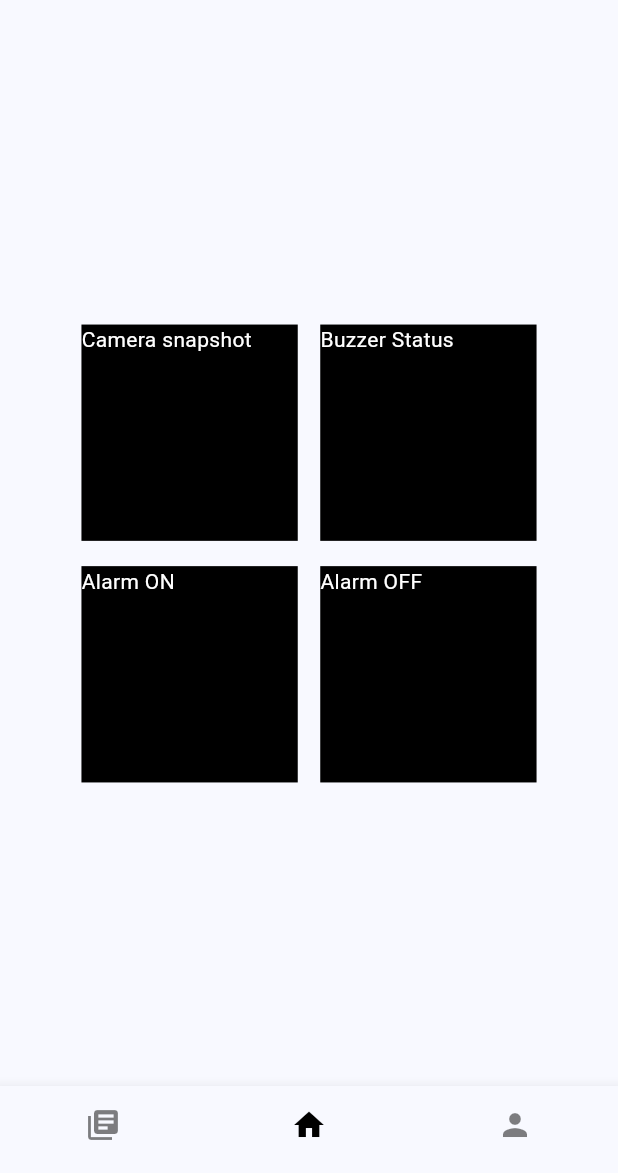
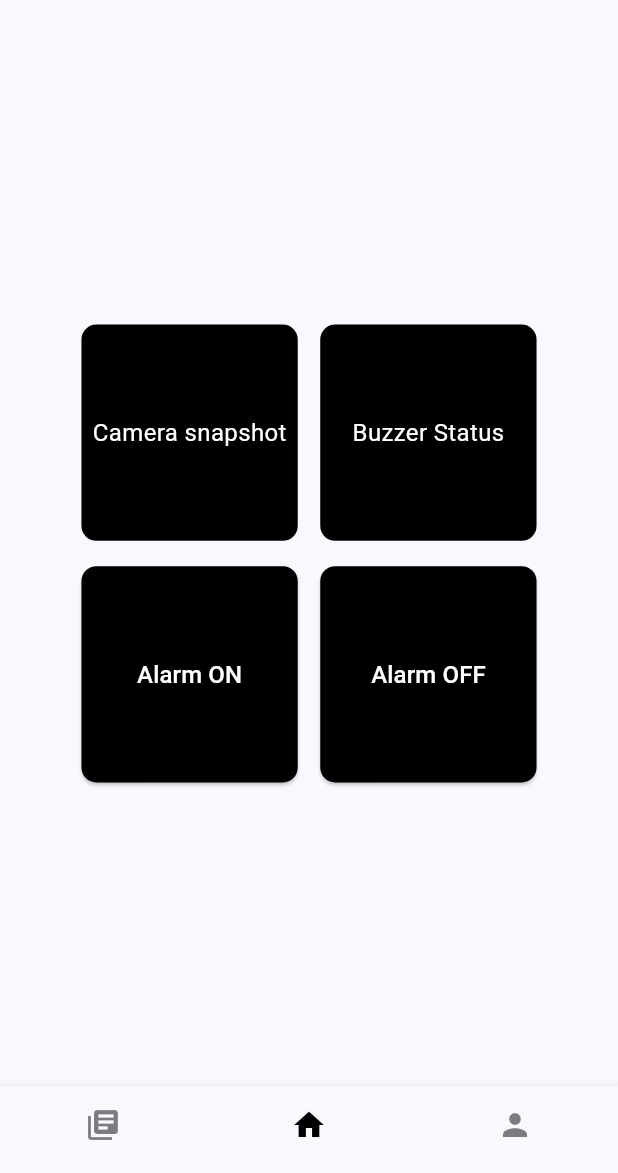
Before and after one commit to Arturbl/Software-Engineering-Final-Project, a Flutter app: the Home screen opened by its route, item 2 of the bottom bar chosen, on a phone screen of 412 x 824 dp, the part 63-1236 px from its top. Run offline on Flutter 3.47's test engine with Material 2 defaults, Android fonts, the phone set to English and light mode, and no system bars; our stand-ins replace fluttertoast; accounts and stored records are empty; network calls fail.

Commit message:
Arduino sending and receiving requests

```diff
--- a/arduino_security_system/lib/controller/user/userController.dart
+++ b/arduino_security_system/lib/controller/user/userController.dart
@@ -7,11 +7,11 @@ import 'package:http/http.dart' as http;
 
 class UserController {
 
-  static const String createUserUrl = "http://localhost:3001/api/user/create_user";
-  static const String loginUrl = "http://localhost:3001/api/user/authenticate";
-  static const String getAllUrl = "http://localhost:3001/api/user/";
-  static const String updatePasswordUrl = "http://localhost:3001/api/user/update";
-  static const String logoutUrl = "http://localhost:3001/api/user/logout_everywhere";
+  static const String createUserUrl = "http://192.168.1.78:3001/api/user/create_user";
+  static const String loginUrl = "http://192.168.1.78:3001/api/user/authenticate";
+  static const String getAllUrl = "http://192.168.1.78:3001/api/user/";
+  static const String updatePasswordUrl = "http://192.168.1.78:3001/api/user/update";
+  static const String logoutUrl = "http://192.168.1.78:3001/api/user/logout_everywhere";
 
   static Future<String> createUser(String username, String password) async {
     final response = await http.post(
--- a/arduino_security_system/lib/view/home.dart
+++ b/arduino_security_system/lib/view/home.dart
@@ -5,6 +5,7 @@ import 'package:arduino_security_system/view/homeScreens/home.dart';
 import 'package:arduino_security_system/view/homeScreens/profileScreen.dart';
 import 'package:flutter/material.dart';
 
+import '../controller/server/server.dart';
 import '../controller/user/userController.dart';
 import '../model/UserApiResponse.dart';
 
@@ -26,6 +27,9 @@ class _HomeState extends State<Home> {
     setState(() {
       users = userList;
     });
+    // Server server = Server();
+    // await server.start();
+    // server.start();
   }
 
   @override
--- a/arduino_security_system/lib/view/homeScreens/home.dart
+++ b/arduino_security_system/lib/view/homeScreens/home.dart
@@ -25,12 +25,18 @@ class _HomeScreenState extends State<HomeScreen> {
                   height: MediaQuery.of(context).size.width * 0.35,
                   width: MediaQuery.of(context).size.width * 0.35,
                   child: Container(
-                    decoration: const BoxDecoration(
+                    decoration: BoxDecoration(
                       color: Colors.black,
+                      borderRadius: BorderRadius.circular(10),
                     ),
-                    child: const Text(
-                      "Camera snapshot",
-                      style: TextStyle(color: Colors.white),
+                    child: Center(
+                      child: Text(
+                        "Camera snapshot",
+                        style: TextStyle(
+                          color: Colors.white,
+                          fontSize: 16,
+                        ),
+                      ),
                     ),
                   ),
                 ),
@@ -40,12 +46,18 @@ class _HomeScreenState extends State<HomeScreen> {
                     height: MediaQuery.of(context).size.width * 0.35,
                     width: MediaQuery.of(context).size.width * 0.35,
                     child: Container(
-                      decoration: const BoxDecoration(
+                      decoration: BoxDecoration(
                         color: Colors.black,
+                        borderRadius: BorderRadius.circular(10),
                       ),
-                      child: const Text(
-                        "Buzzer Status",
-                        style: TextStyle(color: Colors.white),
+                      child: Center(
+                        child: Text(
+                          "Buzzer Status",
+                          style: TextStyle(
+                            color: Colors.white,
+                            fontSize: 16,
+                          ),
+                        ),
                       ),
                     ),
                   ),
@@ -60,13 +72,22 @@ class _HomeScreenState extends State<HomeScreen> {
                   SizedBox(
                     height: MediaQuery.of(context).size.width * 0.35,
                     width: MediaQuery.of(context).size.width * 0.35,
-                    child: Container(
-                      decoration: const BoxDecoration(
-                        color: Colors.black,
+                    child: ElevatedButton(
+                      onPressed: () {
+                        // Alarm ON button logic
+                      },
+                      style: ElevatedButton.styleFrom(
+                        primary: Colors.black,
+                        shape: RoundedRectangleBorder(
+                          borderRadius: BorderRadius.circular(10),
+                        ),
                       ),
-                      child: const Text(
+                      child: Text(
                         "Alarm ON",
-                        style: TextStyle(color: Colors.white),
+                        style: TextStyle(
+                          color: Colors.white,
+                          fontSize: 16,
+                        ),
                       ),
                     ),
                   ),
@@ -75,13 +96,22 @@ class _HomeScreenState extends State<HomeScreen> {
                     child: SizedBox(
                       height: MediaQuery.of(context).size.width * 0.35,
                       width: MediaQuery.of(context).size.width * 0.35,
-                      child: Container(
-                        decoration: const BoxDecoration(
-                          color: Colors.black,
+                      child: ElevatedButton(
+                        onPressed: () {
+                          // Alarm OFF button logic
+                        },
+                        style: ElevatedButton.styleFrom(
+                          primary: Colors.black,
+                          shape: RoundedRectangleBorder(
+                            borderRadius: BorderRadius.circular(10),
+                          ),
                         ),
-                        child: const Text(
+                        child: Text(
                           "Alarm OFF",
-                          style: TextStyle(color: Colors.white),
+                          style: TextStyle(
+                            color: Colors.white,
+                            fontSize: 16,
+                          ),
                         ),
                       ),
                     ),
--- a/arduino_security_system/pubspec.yaml
+++ b/arduino_security_system/pubspec.yaml
@@ -38,6 +38,8 @@ dependencies:
   http_methods: ^1.1.1
   http: ^1.0.0
   fluttertoast: ^8.2.2
+  socket_io_client: ^2.0.2
+  shelf: ^1.4.1
 
 dev_dependencies:
   flutter_test:
```
Also changed, not shown: arduino_security_system/lib/controller/server/server.dart (added, +17 -0 lines), arduino_security_system/lib/model/AlarmHistory.dart (added, +8 -0 lines), arduino_security_system/lib/view/homeScreens/historyScreen.dart (+13 -13 lines), arduino_security_system/pubspec.lock.
